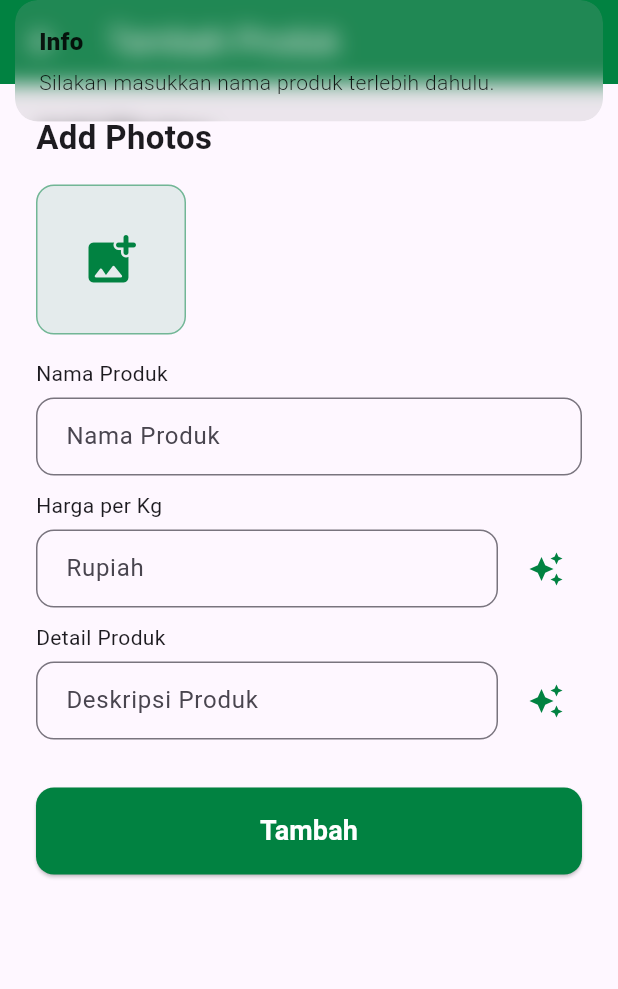
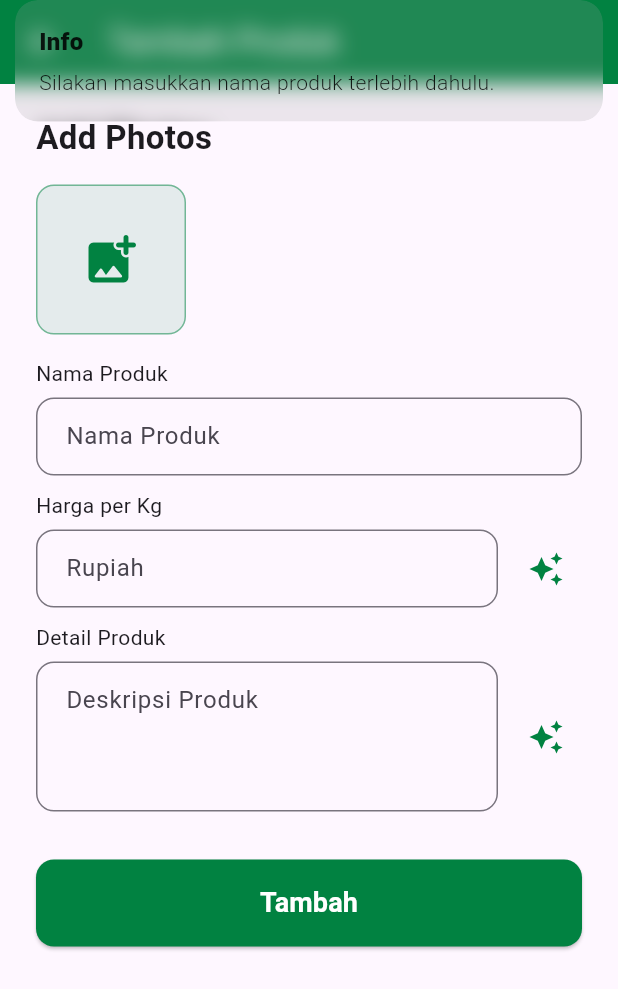
Before and after one commit to ArdhikaRizki/ProjectGemastik, a Flutter app: the addCatalogView screen opened by its route, after a tap on the "auto awesome" icon, on a phone screen of 412 x 824 dp. Shown: the top 989 px of the screen. Run offline on Flutter 3.47's test engine with Material 3 defaults, Android fonts, the light colour scheme and no system bars; our stand-ins replace carousel_slider, cloud_firestore, firebase_auth, firebase_core, flutter_dotenv, get and 2 more; missing offline and left inert: dart:ffi; accounts and stored records are empty.

Commit message:
update aai

```diff
--- a/lib/main.dart
+++ b/lib/main.dart
@@ -2,6 +2,7 @@
 import 'package:firebase_core/firebase_core.dart';
 import 'package:flutter/material.dart';
 import 'package:flutter/widgets.dart';
+import 'package:flutter_dotenv/flutter_dotenv.dart';
 import 'package:get/get.dart';
 import 'package:get/get_core/src/get_main.dart';
 import 'package:get/get_navigation/src/root/get_material_app.dart';
@@ -14,6 +15,7 @@
 void main() async {
   WidgetsFlutterBinding.ensureInitialized();
   await Firebase.initializeApp();
+  await dotenv.load(fileName: ".env");
   runApp(MyApp());
 }
 
--- a/lib/page_petani/add_catalog_petani/Add_Catalog_Controller.dart
+++ b/lib/page_petani/add_catalog_petani/Add_Catalog_Controller.dart
@@ -19,11 +19,12 @@ class addCatalogController extends GetxController {
   String _localPriceData = "";
   String apiKey = "";
 
-  @override
-  void onInit() async {
-    super.onInit();
-    apiKey = await dotenv.env['OPENAI_API_KEY'] ?? '';
-  }
+  // @override
+  // void onInit() async {
+  //   super.onInit();
+  //   apiKey = await dotenv.env['OPENAI_API_KEY'] ?? '';
+  //   print('mengambil data apikey');
+  // }
   Future<void> pickMultiImageFromGallery() async {
     final List<XFile> pickedFiles = await picker.pickMultiImage();
     if (pickedFiles.isNotEmpty) {
@@ -243,6 +244,11 @@ class addCatalogController extends GetxController {
       Get.snackbar("Info", "Silakan masukkan nama produk terlebih dahulu.");
       return;
     }
+    try{
+      apiKey = dotenv.env['OPENAI_API_KEY'] ?? '';
+    }catch(e){
+      print("Error saat mengambil data lokal: $e");
+    }
 
     isGeneratingAI.value = true;
     const apiUrl = "https://api.openai.com/v1/chat/completions";
@@ -250,8 +256,7 @@ class addCatalogController extends GetxController {
     final prompt = """
     Kamu adalah asisten aplikasi siTani anda bertujuan untuk auto generate harga dan deskripsi product.
     sebuah aplikasi yang menguhubungkan antara petani dan market, anda bertugas untuk mengenerate harga pasar sekarang dan deskripsi produk dari petani.
-    Jawab pertanyaan hanya berdasarkan data berikut: jika user menginput data yang belum tersedia maka anda genereate "0", membiarkan petani menentukan harga sendiri tanpa rekomendasi.
-    jika jawaban tersedia jawab dengan format json dengan detail 'harga', 'desc'. Dengan nilai harga diisi tanpa koma dan titik hanya angka lalu untuk generate deskripsi berikan kalimat menarik untuk produk dari petani tersebut
+    jawab dengan format json dengan detail 'harga', 'desc'. Dengan nilai harga diisi tanpa koma dan titik hanya angka lalu untuk generate deskripsi berikan kalimat menarik mengenai produk dari petani
     $_localPriceData
     """;
 
@@ -304,7 +309,9 @@ class addCatalogController extends GetxController {
 
       } else {
         final errorData = json.decode(response.body);
+        print('apikey = $apiKey');
         Get.snackbar("Error", "Gagal mendapatkan data dari AI: ${errorData['error']['message']}");
+
       }
     } catch (e) {
       Get.snackbar("Error", "Terjadi kesalahan: $e");
--- a/lib/page_petani/add_catalog_petani/addCatalogView.dart
+++ b/lib/page_petani/add_catalog_petani/addCatalogView.dart
@@ -132,12 +132,24 @@ class addCatalogView extends StatelessWidget {
             Row(
               children: [
                 Expanded(
+                  // --- PERBAIKAN UTAMA ADA DI SINI ---
                   child: TextField(
                     controller: descC,
+                    // 1. maxLines: null membuat field bisa membesar tanpa batas
+                    maxLines: null,
+                    // 2. minLines: 3 memberikan tinggi awal minimal 3 baris
+                    minLines: 3,
+                    // 3. keyboardType: TextInputType.multiline memberikan keyboard yang sesuai
+                    keyboardType: TextInputType.multiline,
                     decoration: InputDecoration(
                       hintText: 'Deskripsi Produk',
-                      border: OutlineInputBorder(borderRadius: BorderRadius.circular(12)),
-                      contentPadding: const EdgeInsets.symmetric(horizontal: 16, vertical: 14),
+                      border: OutlineInputBorder(
+                        borderRadius: BorderRadius.circular(12),
+                      ),
+                      contentPadding: const EdgeInsets.symmetric(
+                        horizontal: 16,
+                        vertical: 14,
+                      ),
                     ),
                   ),
                 ),
```
